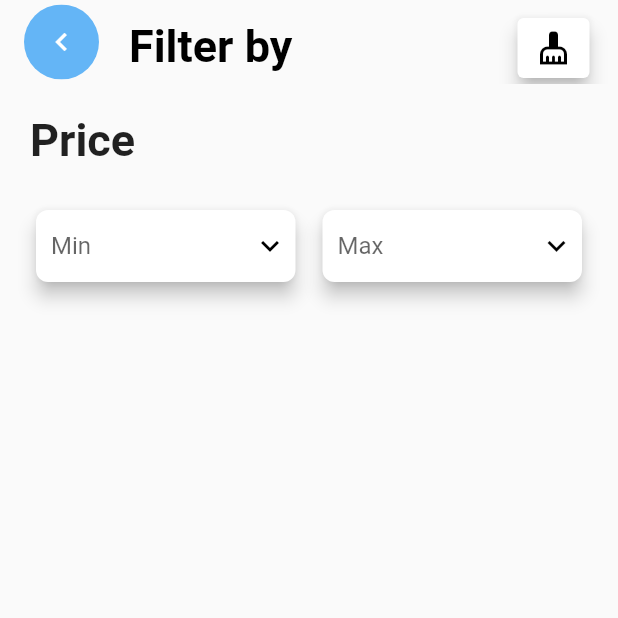
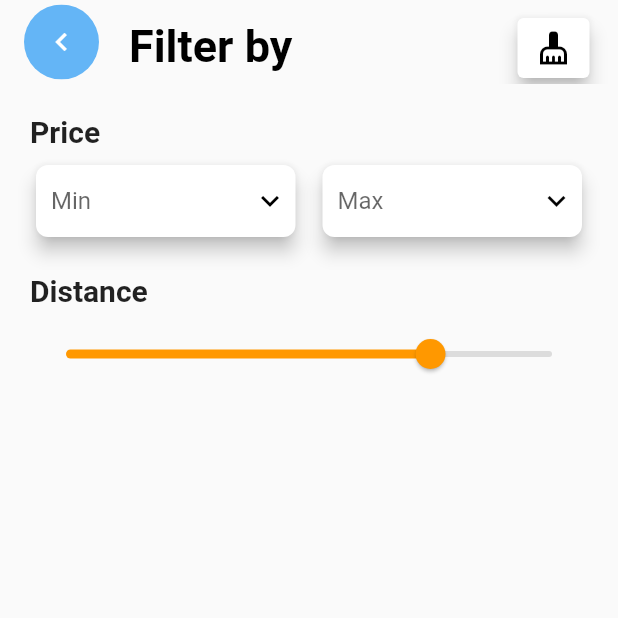
Before and after one commit to pyLuna/exam_layout, a Flutter app: the screen it shows after launch, after a tap on the "settings" icon, on a phone screen of 412 x 824 dp, the top half of it. Run offline on Flutter 3.47's test engine with Material 2 defaults, Android fonts, the phone set to English and light mode, and no system bars.

Commit message:
distance; update

```diff
--- /dev/null
+++ b/lib/filterpage/distslider.dart
@@ -0,0 +1,32 @@
+import 'package:flutter/material.dart';
+
+class DistanceSlider extends StatefulWidget {
+  const DistanceSlider({super.key});
+
+  @override
+  State<DistanceSlider> createState() => _DistanceSliderState();
+}
+
+class _DistanceSliderState extends State<DistanceSlider> {
+  @override
+  Widget build(BuildContext context) {
+    int _value = 150;
+    return Slider(
+      min: 0,
+      max: 200,
+      activeColor: Colors.orange,
+      inactiveColor: Colors.black12,
+      // overlayColor: Colors.whi,
+      // divisions: 10,
+      value: _value.toDouble(),
+      onChanged: (double value) {
+        setState(() {
+          _value = value.round();
+        });
+      },
+      semanticFormatterCallback: (double value) {
+        return '$value meters';
+      },
+    );
+  }
+}
--- a/lib/filterpage/mainpage.dart
+++ b/lib/filterpage/mainpage.dart
@@ -1,4 +1,5 @@
 import 'package:flutter/material.dart';
+import 'package:layout_exam/filterpage/distslider.dart';
 import 'package:layout_exam/filterpage/price.dart';
 import 'package:layout_exam/main.dart';
 
@@ -84,17 +85,9 @@ class FilterAppBar extends StatelessWidget {
             padding: const EdgeInsets.only(left: 20, right: 20),
             child: Column(
               children: [
-                Container(
-                  padding: const EdgeInsets.only(top: 20),
-                  width: constraints.maxWidth,
-                  height: 80,
-                  child: const Text(
-                    'Price',
-                    style: TextStyle(
-                      fontWeight: FontWeight.bold,
-                      fontSize: 30,
-                    ),
-                  ),
+                HeaderTitle(
+                  title: 'Price',
+                  constraints: constraints.maxWidth,
                 ),
                 const Row(
                   children: [
@@ -104,7 +97,12 @@ class FilterAppBar extends StatelessWidget {
                     ),
                     DropdownWidget(hint: 'Max'),
                   ],
-                )
+                ),
+                HeaderTitle(
+                  title: 'Distance',
+                  constraints: constraints.maxWidth,
+                ),
+                const DistanceSlider(),
               ],
             ),
           );
@@ -113,3 +111,29 @@ class FilterAppBar extends StatelessWidget {
     );
   }
 }
+
+class HeaderTitle extends StatelessWidget {
+  const HeaderTitle({
+    super.key,
+    required this.title,
+    required this.constraints,
+  });
+  final String title;
+  final double constraints;
+
+  @override
+  Widget build(BuildContext context) {
+    return Container(
+      padding: const EdgeInsets.only(top: 20),
+      width: constraints,
+      height: 50,
+      child: Text(
+        title,
+        style: const TextStyle(
+          fontWeight: FontWeight.bold,
+          fontSize: 20,
+        ),
+      ),
+    );
+  }
+}
--- a/lib/filterpage/price.dart
+++ b/lib/filterpage/price.dart
@@ -1,58 +1,21 @@
 import 'package:flutter/material.dart';
 
-class PriceWidget extends StatelessWidget {
-  const PriceWidget({super.key});
+// class PriceWidget extends StatelessWidget {
+//   const PriceWidget({super.key});
 
-  @override
-  Widget build(BuildContext context) {
-    return LayoutBuilder(
-      builder: (context, constraints) {
-        return Container(
-          padding: const EdgeInsets.only(left: 20, right: 20),
-          height: constraints.maxHeight,
-          child: Placeholder(),
-          // child: Column(
-          //   children: [
-          //     Container(
-          //       padding: const EdgeInsets.only(top: 20),
-          //       width: constraints.maxWidth,
-          //       height: 80,
-          //       child: const Text(
-          //         'Price',
-          //         style: TextStyle(
-          //           fontWeight: FontWeight.bold,
-          //           fontSize: 30,
-          //         ),
-          //       ),
-          //     ),
-          //     const SizedBox(
-          //       height: 60,
-          //       child: Row(
-          //         mainAxisAlignment: MainAxisAlignment.start,
-          //         children: [
-          //           Expanded(
-          //             child: DropdownWidget(
-          //               hint: 'Min',
-          //             ),
-          //           ),
-          //           SizedBox(
-          //             width: 10,
-          //           ),
-          //           Expanded(
-          //             child: DropdownWidget(
-          //               hint: 'Max',
-          //             ),
-          //           ),
-          //         ],
-          //       ),
-          //     ),
-          //   ],
-          // ),
-        );
-      },
-    );
-  }
-}
+//   @override
+//   Widget build(BuildContext context) {
+//     return LayoutBuilder(
+//       builder: (context, constraints) {
+//         return Container(
+//           padding: const EdgeInsets.only(left: 20, right: 20),
+//           height: constraints.maxHeight,
+//           child: Placeholder(),
+//         );
+//       },
+//     );
+//   }
+// }
 
 class DropdownWidget extends StatelessWidget {
   const DropdownWidget({super.key, required this.hint});
@@ -79,7 +42,7 @@ class DropdownWidget extends StatelessWidget {
               Icons.keyboard_arrow_down,
               color: Colors.black,
             ),
-            items: [],
+            items: const [],
             onChanged: (value) {},
           ),
         ),
--- a/lib/homepage/babysitters.dart
+++ b/lib/homepage/babysitters.dart
@@ -21,6 +21,13 @@ class Babysitters extends StatelessWidget {
       child: SizedBox(
         height: 100,
         child: Card(
+          shape: const RoundedRectangleBorder(
+            borderRadius: BorderRadius.all(
+              Radius.circular(
+                10,
+              ),
+            ),
+          ),
           elevation: 5,
           child: Padding(
             padding: const EdgeInsets.only(left: 20),
```
